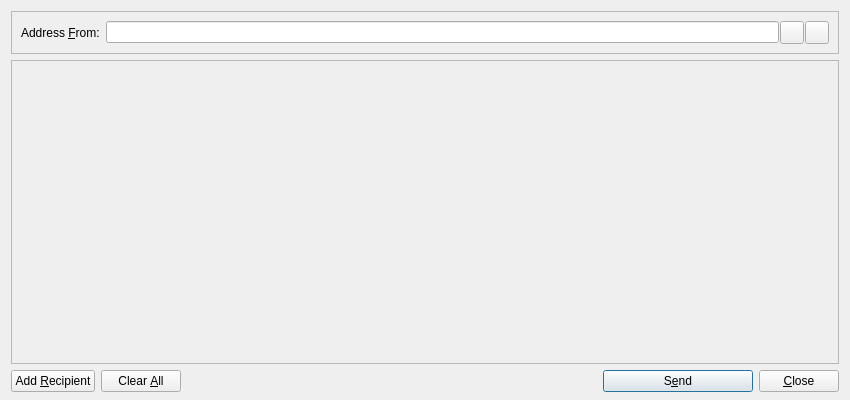
This is src/qt/forms/sendmessagesdialog.ui in Konjungate/Konjungate-Core as Qt 5 draws it before an edit. The edited form follows.
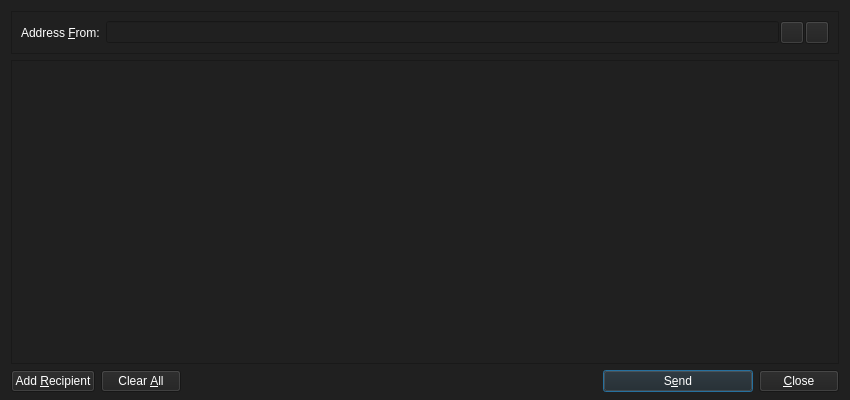
This is the edited form. Icons and pictures are not drawn. Custom widgets are drawn as their Qt base class.

What changed in the file:
```diff
--- a/src/qt/forms/sendmessagesdialog.ui
+++ b/src/qt/forms/sendmessagesdialog.ui
@@ -14,7 +14,8 @@
    <string>Send Messages</string>
   </property>
   <property name="styleSheet">
-   <string notr="true"/>
+   <string notr="true">background-color: rgb(32, 32, 32);
+color: rgb(255, 255, 255);</string>
   </property>
   <layout class="QVBoxLayout" name="verticalLayout" stretch="0,1,0">
    <property name="bottomMargin">
```
